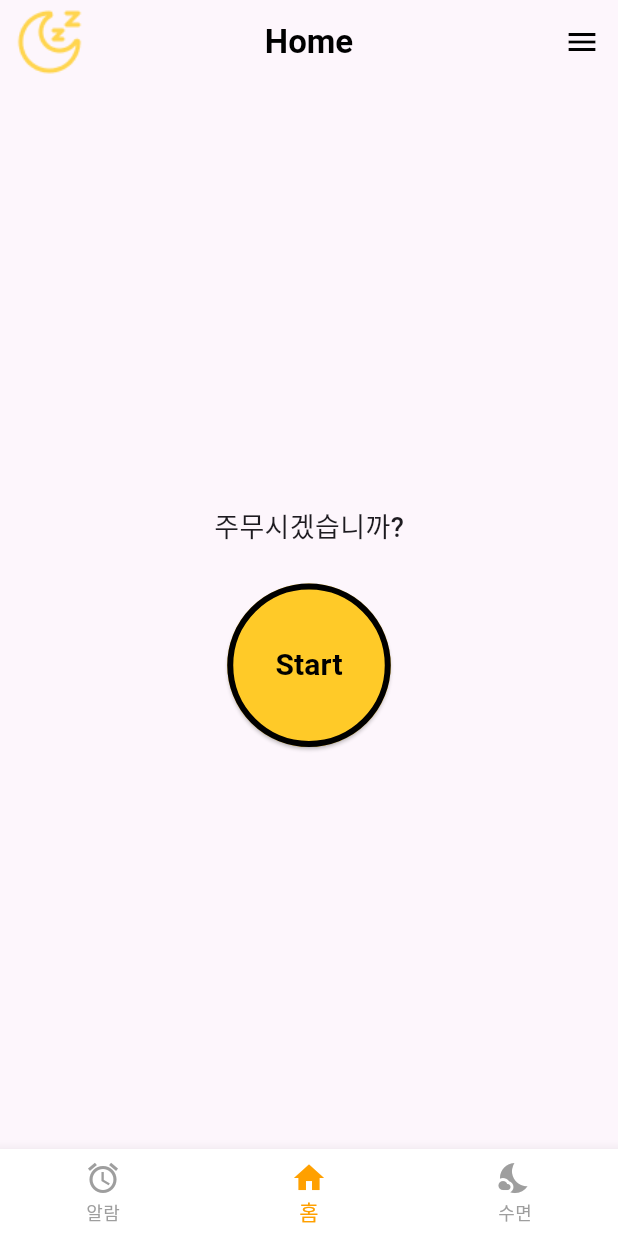
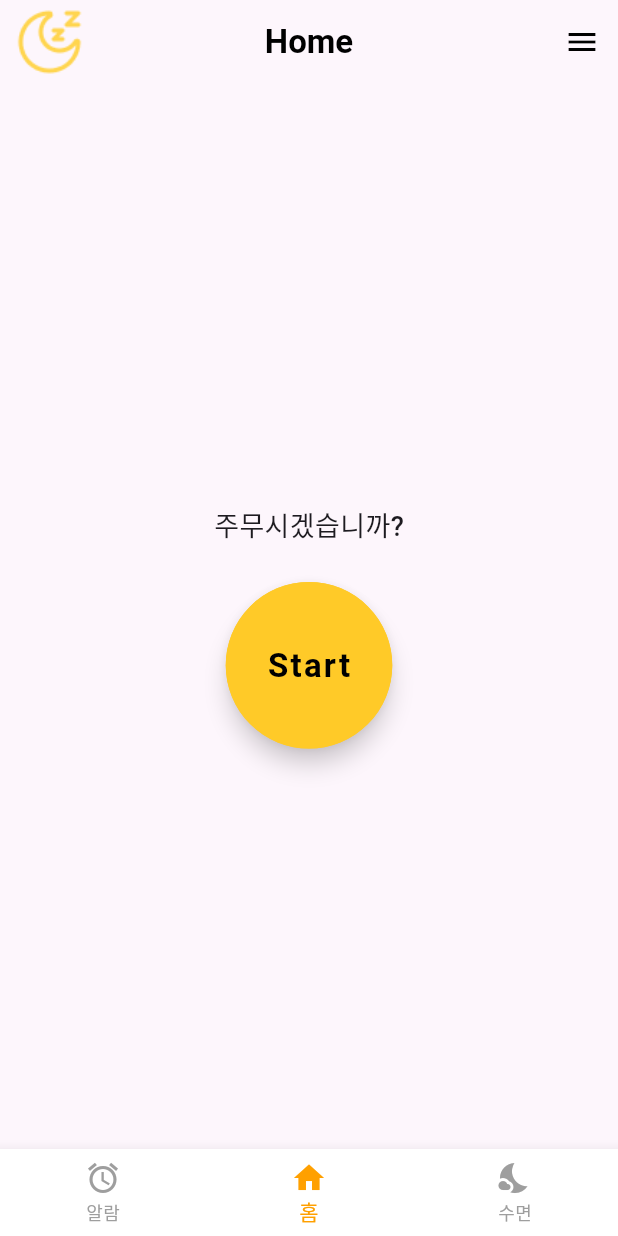
Before and after one commit to shoonkang123/Stop_Snoring, a Flutter app: the HomePage widget shown alone on an empty page, opened directly, on a phone screen of 412 x 824 dp. Run offline on Flutter 3.47's test engine with Material 3 defaults, Android fonts, the phone set to English and light mode, and no system bars; our stand-ins replace cloud_firestore, firebase_auth, firebase_core, permission_handler; missing offline and left inert: alarm; accounts and stored records are empty; statements that could not run were skipped.

Commit message:
start 버튼 ui 변경

```diff
--- a/lib/home_page.dart
+++ b/lib/home_page.dart
@@ -261,21 +261,30 @@ class HomePage extends StatelessWidget {
                 }
               },
               style: ElevatedButton.styleFrom(
-                backgroundColor: Colors.amber[400],
-                shape: const CircleBorder(
-                  side: BorderSide(width: 4, color: Colors.black),
+                backgroundColor: Colors.amber.shade400,          // 버튼 색
+                elevation: 6,                                    // 떠 있는 느낌
+                shadowColor: Colors.black.withAlpha(200),     // 그림자
+                shape: CircleBorder(
+                  side: BorderSide(
+                    width: 4,
+                    color: Colors.amber.shade400,
+                  ),
                 ),
                 padding: const EdgeInsets.all(40),
               ),
               child: const Text(
                 'Start',
                 style: TextStyle(
-                  fontSize: 20,
+                  fontSize: 22,
                   fontWeight: FontWeight.bold,
                   color: Colors.black,
+                  letterSpacing: 1.5,
                 ),
               ),
             ),
+
+
+
           ],
         ),
       ),
```
